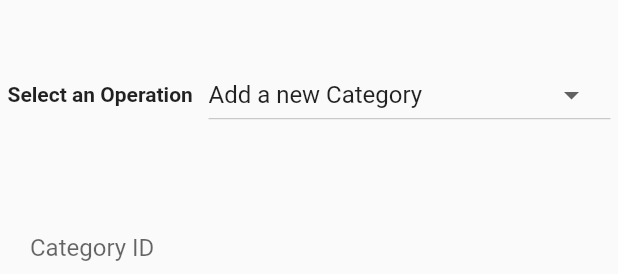
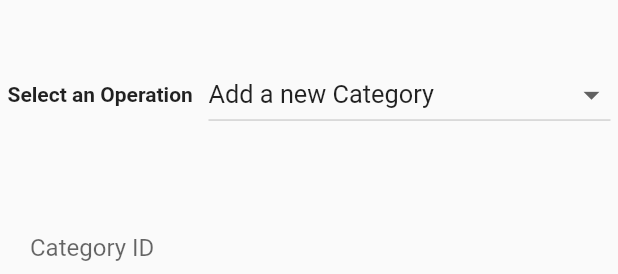
Before and after one commit to raghebrh97/JoJourney, a Flutter app: the AdminScreen widget shown alone on an empty page, opened directly, on a phone screen of 412 x 824 dp. Shown: the top 274 px of the screen. Run offline on Flutter 3.47's test engine with Material 2 defaults, Android fonts, the phone set to English and light mode, and no system bars; our stand-ins replace flutter_rating_bar, shared_preferences, transparent_image; missing offline and left inert: image_slider; accounts and stored records are empty; network calls fail.

Commit message:
Fixed an issue with dropdown list size

```diff
--- a/jojourney/lib/widgets/admin_screen.dart
+++ b/jojourney/lib/widgets/admin_screen.dart
@@ -33,6 +33,7 @@ class _AdminScreenState extends State<AdminScreen> {
                     )),
                 Expanded(
                     flex: 2,
+                    child: FittedBox(
                       child: DropdownButton(
                         hint: Text('Select An Operation from the list'),
                         value: selectedOption,
@@ -48,6 +49,7 @@ class _AdminScreenState extends State<AdminScreen> {
                             selectedOptionIndex = options.indexOf(selectedOption);
                           });
                         },
+                      ),
                     )),
               ],
             ),
```
Also changed, not shown: 4 other files. Lines whose indentation alone changed are shown as unchanged.
